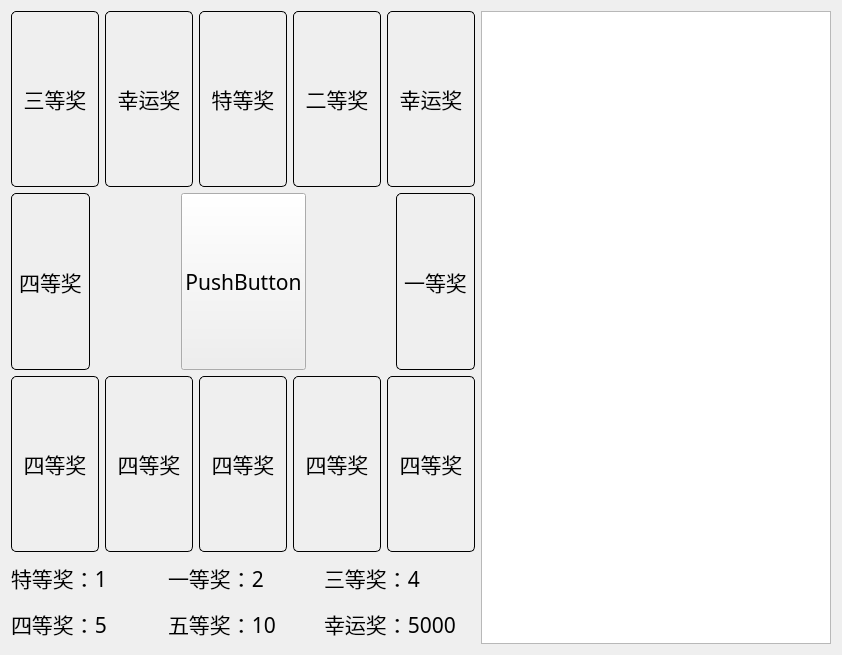
Qt form lottery.ui (yuelingfeng/lottery) before a commit.
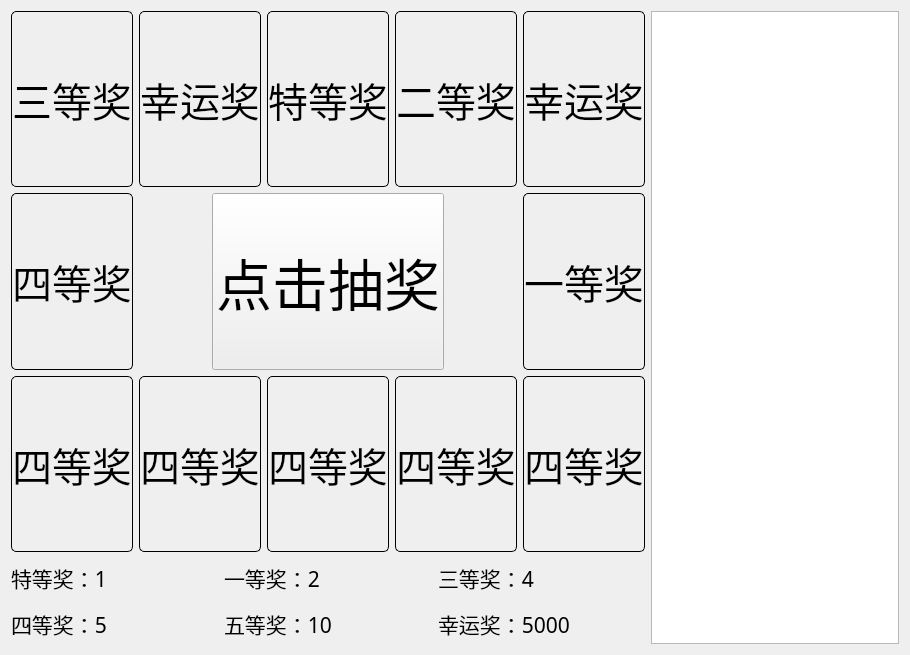
The same form after that commit. Custom widgets are drawn as their Qt base class.

Commit message: 修改UI

The edit to the form file:
```diff
--- a/lottery.ui
+++ b/lottery.ui
@@ -6,7 +6,7 @@
    <rect>
     <x>0</x>
     <y>0</y>
-    <width>842</width>
+    <width>910</width>
     <height>655</height>
    </rect>
   </property>
@@ -25,7 +25,7 @@
            <property name="font">
             <font>
              <family>仿宋</family>
-             <pointsize>16</pointsize>
+             <pointsize>30</pointsize>
             </font>
            </property>
            <property name="styleSheet">
@@ -44,7 +44,7 @@
            <property name="font">
             <font>
              <family>仿宋</family>
-             <pointsize>16</pointsize>
+             <pointsize>30</pointsize>
             </font>
            </property>
            <property name="styleSheet">
@@ -66,7 +66,7 @@
            <property name="font">
             <font>
              <family>仿宋</family>
-             <pointsize>16</pointsize>
+             <pointsize>30</pointsize>
             </font>
            </property>
            <property name="styleSheet">
@@ -88,7 +88,7 @@
            <property name="font">
             <font>
              <family>仿宋</family>
-             <pointsize>16</pointsize>
+             <pointsize>30</pointsize>
             </font>
            </property>
            <property name="styleSheet">
@@ -110,7 +110,7 @@
            <property name="font">
             <font>
              <family>仿宋</family>
-             <pointsize>16</pointsize>
+             <pointsize>30</pointsize>
             </font>
            </property>
            <property name="styleSheet">
@@ -144,7 +144,7 @@
              <property name="font">
               <font>
                <family>仿宋</family>
-               <pointsize>16</pointsize>
+               <pointsize>30</pointsize>
               </font>
              </property>
              <property name="styleSheet">
@@ -187,11 +187,11 @@
            <property name="font">
             <font>
              <family>仿宋</family>
-             <pointsize>16</pointsize>
+             <pointsize>42</pointsize>
             </font>
            </property>
            <property name="text">
-            <string>PushButton</string>
+            <string>点击抽奖</string>
            </property>
           </widget>
          </item>
@@ -209,7 +209,7 @@
              <property name="font">
               <font>
                <family>仿宋</family>
-               <pointsize>16</pointsize>
+               <pointsize>30</pointsize>
               </font>
              </property>
              <property name="styleSheet">
@@ -243,7 +243,7 @@
            <property name="font">
             <font>
              <family>仿宋</family>
-             <pointsize>16</pointsize>
+             <pointsize>30</pointsize>
             </font>
            </property>
            <property name="styleSheet">
@@ -271,7 +271,7 @@
            <property name="font">
             <font>
              <family>仿宋</family>
-             <pointsize>16</pointsize>
+             <pointsize>30</pointsize>
             </font>
            </property>
            <property name="styleSheet">
@@ -299,7 +299,7 @@
            <property name="font">
             <font>
              <family>仿宋</family>
-             <pointsize>16</pointsize>
+             <pointsize>30</pointsize>
             </font>
            </property>
            <property name="styleSheet">
@@ -327,7 +327,7 @@
            <property name="font">
             <font>
              <family>仿宋</family>
-             <pointsize>16</pointsize>
+             <pointsize>30</pointsize>
             </font>
            </property>
            <property name="styleSheet">
@@ -355,7 +355,7 @@
            <property name="font">
             <font>
              <family>仿宋</family>
-             <pointsize>16</pointsize>
+             <pointsize>30</pointsize>
             </font>
            </property>
            <property name="styleSheet">
```
The commit also changes 2 other files.
